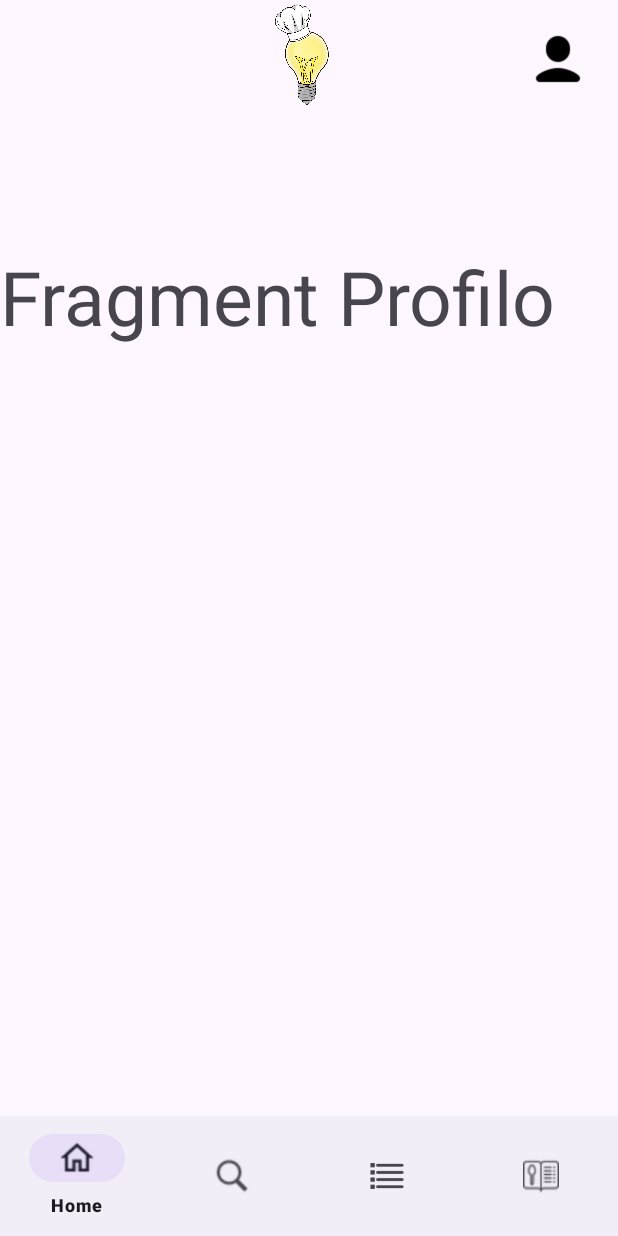
After one commit to An4i3s/Progetto_IFTS, an Android app: the fragment ProfiloFragment placed in its activity, on a phone screen of 412 x 824 dp. The commit adds this screen. Run offline under Robolectric (Android 15) with nearby library versions, the phone set to English and light mode, and no system bars; Roboto replaces fonts that are not available here.

Commit message:
Creato Fragment Profilo

```diff
--- a/AppAndroid/app/src/main/java/com/example/cookidea_app/Activities/MainActivity.java
+++ b/AppAndroid/app/src/main/java/com/example/cookidea_app/Activities/MainActivity.java
@@ -26,6 +26,7 @@ import com.example.cookidea_app.Fragments.HomePageFragment;
 import com.example.cookidea_app.Fragments.ListaSpesaFragmentPage;
 import com.example.cookidea_app.Fragments.LoginFragment;
 import com.example.cookidea_app.Fragments.MenuPageFragment;
+import com.example.cookidea_app.Fragments.ProfiloFragment;
 import com.example.cookidea_app.R;
 import com.example.cookidea_app.Fragments.RegistrazioneFragment;
 import com.example.cookidea_app.Fragments.SearchPageFragment;
@@ -56,6 +57,8 @@ public class MainActivity extends AppCompatActivity implements BottomNavigationV
     SearchPageFragment searchFragment = new SearchPageFragment();
     ListaSpesaFragmentPage listaSpesaFragment = new ListaSpesaFragmentPage();
     MenuPageFragment menuFragment = new MenuPageFragment();
+    LoginFragment loginFragment = new LoginFragment();
+    ProfiloFragment profiloFragment = new ProfiloFragment();
     DrawerLayout drawerLayout;
     ActionBarDrawerToggle actionBarDrawerToggle;
     List<String> listPortate;
@@ -77,7 +80,6 @@ public class MainActivity extends AppCompatActivity implements BottomNavigationV
     public static final CookIdeaApiEndpointInterface apiService = retrofit.create(CookIdeaApiEndpointInterface.class);
 
 
-    Button registraBtn;
 
 
     @SuppressLint("ClickableViewAccessibility")
@@ -146,7 +148,9 @@ public class MainActivity extends AppCompatActivity implements BottomNavigationV
         if (id_tab == R.id.menuPage)
             fragment = menuFragment;
         if (id_tab == R.id.loginPage)
-            fragment = new LoginFragment();
+            fragment = loginFragment;
+        if (id_tab == R.id.userProfilePage)
+            fragment = profiloFragment;
         //if(id==R.id.) AggiungereFragment x Profilo
 
         getSupportFragmentManager()
--- /dev/null
+++ b/AppAndroid/app/src/main/java/com/example/cookidea_app/Fragments/ProfiloFragment.java
@@ -0,0 +1,27 @@
+package com.example.cookidea_app.Fragments;
+
+import android.os.Bundle;
+import android.view.LayoutInflater;
+import android.view.View;
+import android.view.ViewGroup;
+
+import androidx.annotation.NonNull;
+import androidx.annotation.Nullable;
+import androidx.fragment.app.Fragment;
+
+import com.example.cookidea_app.R;
+
+public class ProfiloFragment extends Fragment {
+
+    public ProfiloFragment(){
+
+    }
+
+    @Nullable
+    @Override
+    public View onCreateView(@NonNull LayoutInflater inflater, @Nullable ViewGroup container, @Nullable Bundle savedInstanceState) {
+        View rootView = inflater.inflate(R.layout.fragment_profilo, container, false);
+
+        return rootView;
+    }
+}
--- /dev/null
+++ b/AppAndroid/app/src/main/res/layout/fragment_profilo.xml
@@ -0,0 +1,19 @@
+<?xml version="1.0" encoding="utf-8"?>
+<FrameLayout xmlns:android="http://schemas.android.com/apk/res/android"
+    android:layout_width="match_parent"
+    android:layout_height="match_parent">
+
+    <LinearLayout
+        android:layout_width="match_parent"
+        android:layout_height="match_parent"
+        android:orientation="vertical"
+        android:paddingTop="100dp"
+        >
+        <TextView
+            android:layout_width="wrap_content"
+            android:layout_height="wrap_content"
+            android:text="Fragment Profilo"
+            android:textSize="50sp"
+            />
+    </LinearLayout>
+</FrameLayout>
```
Also changed, not shown: 1 other file.
